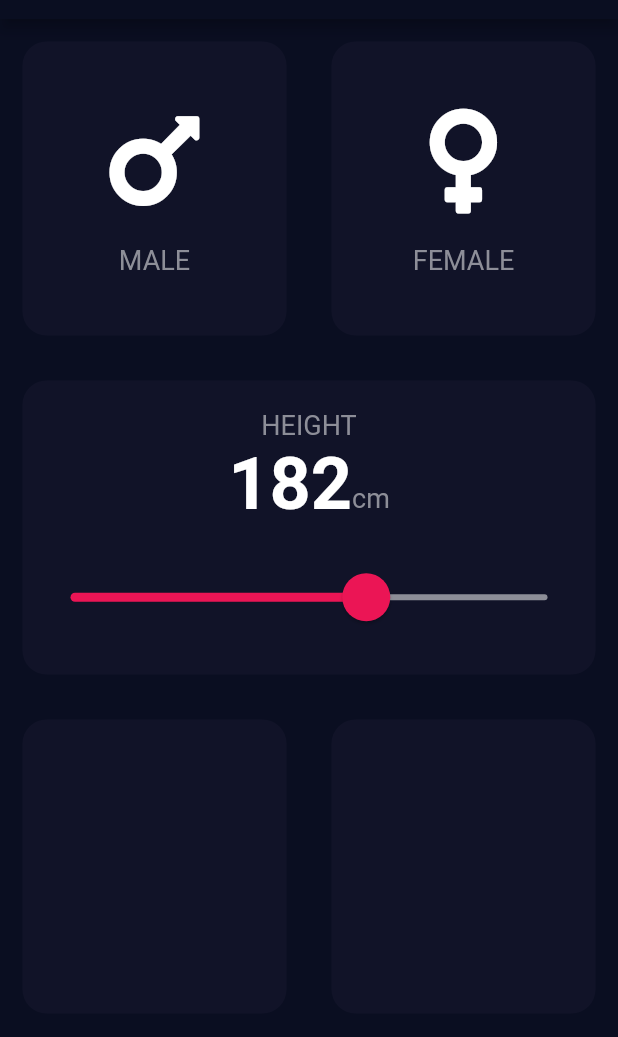
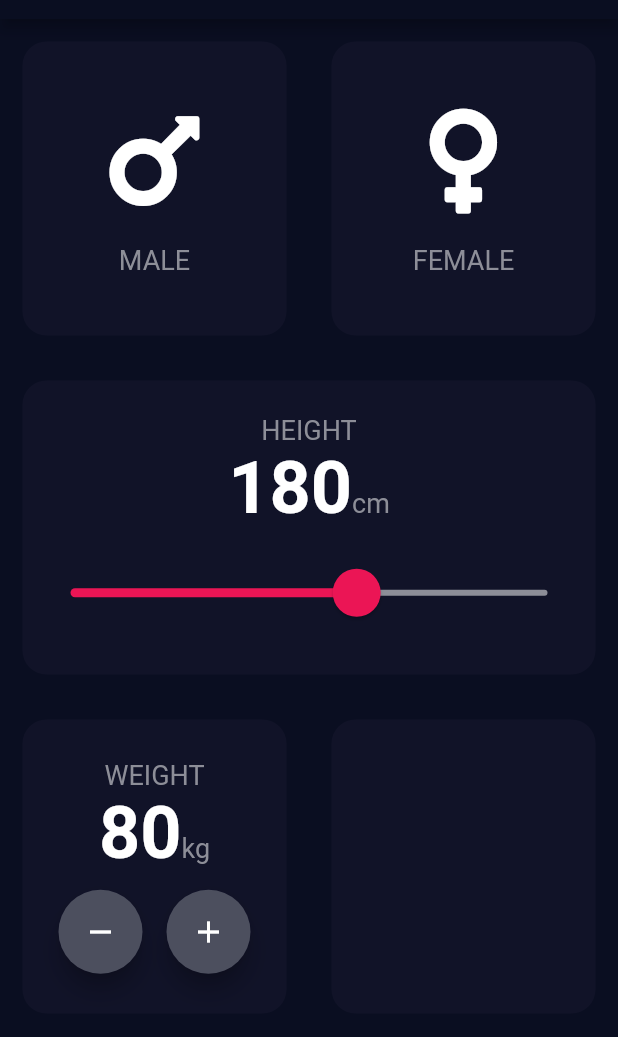
Before and after one commit to robence/flutter_bmi_calculator, a Flutter app: the screen it shows after launch, on a phone screen of 412 x 824 dp, the part 65-1102 px from its top. Run offline on Flutter 3.47's test engine with Material 2 defaults, Android fonts, the phone set to English and light mode, and no system bars; our stand-ins replace font_awesome_flutter.

Commit message:
create weight input with buttons

```diff
--- a/lib/constants/custom_colors.dart
+++ b/lib/constants/custom_colors.dart
@@ -6,4 +6,5 @@ mixin CustomColors {
   static const activeCard = Color(0xFF1D1E33);
   static const card = Color(0xFF111328);
   static const font = Color(0xFF8D8E98);
+  static const greyButtonBackground = Color(0xFF4C4F5E);
 }
--- a/lib/constants/font_styles.dart
+++ b/lib/constants/font_styles.dart
@@ -3,4 +3,5 @@ import 'package:flutter_bmi_calculator/constants/custom_colors.dart';
 
 mixin FontStyles {
   static const label = TextStyle(color: CustomColors.font, fontSize: 18.0);
+  static const number = TextStyle(fontSize: 48.0, fontWeight: FontWeight.bold);
 }
--- a/lib/input_page.dart
+++ b/lib/input_page.dart
@@ -14,11 +14,18 @@ class InputPage extends StatefulWidget {
 
 class _InputPageState extends State<InputPage> {
   Gender? selectedGender;
-  int height = 182;
+  int height = 180;
+  int weight = 80;
 
   void selectGender(Gender gender) {
     setState(() {
       selectedGender = gender;
+    });
+  }
+
+  void changeWeight(int amount) {
+    setState(() {
+      weight += amount;
     });
   }
 
@@ -62,18 +69,14 @@ class _InputPageState extends State<InputPage> {
                     crossAxisAlignment: CrossAxisAlignment.baseline,
                     textBaseline: TextBaseline.alphabetic,
                     children: [
-                      Text(
-                        height.toString(),
-                        style: const TextStyle(
-                            fontSize: 48.0, fontWeight: FontWeight.bold),
-                      ),
+                      Text(height.toString(), style: FontStyles.number),
                       const Text(
                         'cm',
                         style: FontStyles.label,
                       ),
                     ],
                   ),
-                  const SizedBox(height: 16.0),
+                  const SizedBox(height: 10.0),
                   SliderTheme(
                     data: SliderTheme.of(context).copyWith(
                       // activeTrackColor: Colors.white,
@@ -102,9 +105,48 @@ class _InputPageState extends State<InputPage> {
             ),
             Expanded(
               child: Row(
-                children: const [
-                  ReusableCard(),
-                  ReusableCard(),
+                children: [
+                  ReusableCard(
+                    child: Column(
+                      mainAxisAlignment: MainAxisAlignment.center,
+                      children: [
+                        Text(
+                          'Weight'.toUpperCase(),
+                          style: FontStyles.label,
+                        ),
+                        Row(
+                          mainAxisAlignment: MainAxisAlignment.center,
+                          crossAxisAlignment: CrossAxisAlignment.baseline,
+                          textBaseline: TextBaseline.alphabetic,
+                          children: [
+                            Text(weight.toString(), style: FontStyles.number),
+                            const Text(
+                              'kg',
+                              style: FontStyles.label,
+                            ),
+                          ],
+                        ),
+                        const SizedBox(
+                          height: 10.0,
+                        ),
+                        Row(
+                          mainAxisAlignment: MainAxisAlignment.center,
+                          children: [
+                            RoundIconButton(
+                              icon: Icons.remove,
+                              onChange: () => changeWeight(-1),
+                            ),
+                            const SizedBox(width: 16.0),
+                            RoundIconButton(
+                              icon: Icons.add,
+                              onChange: () => changeWeight(1),
+                            ),
+                          ],
+                        )
+                      ],
+                    ),
+                  ),
+                  const ReusableCard(),
                 ],
               ),
             ),
@@ -120,3 +162,22 @@ class _InputPageState extends State<InputPage> {
     );
   }
 }
+
+class RoundIconButton extends StatelessWidget {
+  final IconData icon;
+  final void Function() onChange;
+  const RoundIconButton({Key? key, required this.icon, required this.onChange})
+      : super(key: key);
+
+  @override
+  Widget build(BuildContext context) {
+    return RawMaterialButton(
+      elevation: 6.0,
+      shape: const CircleBorder(),
+      constraints: const BoxConstraints(minWidth: 56.0, minHeight: 56.0),
+      fillColor: CustomColors.greyButtonBackground,
+      child: Icon(icon, color: Colors.white),
+      onPressed: onChange,
+    );
+  }
+}
```
